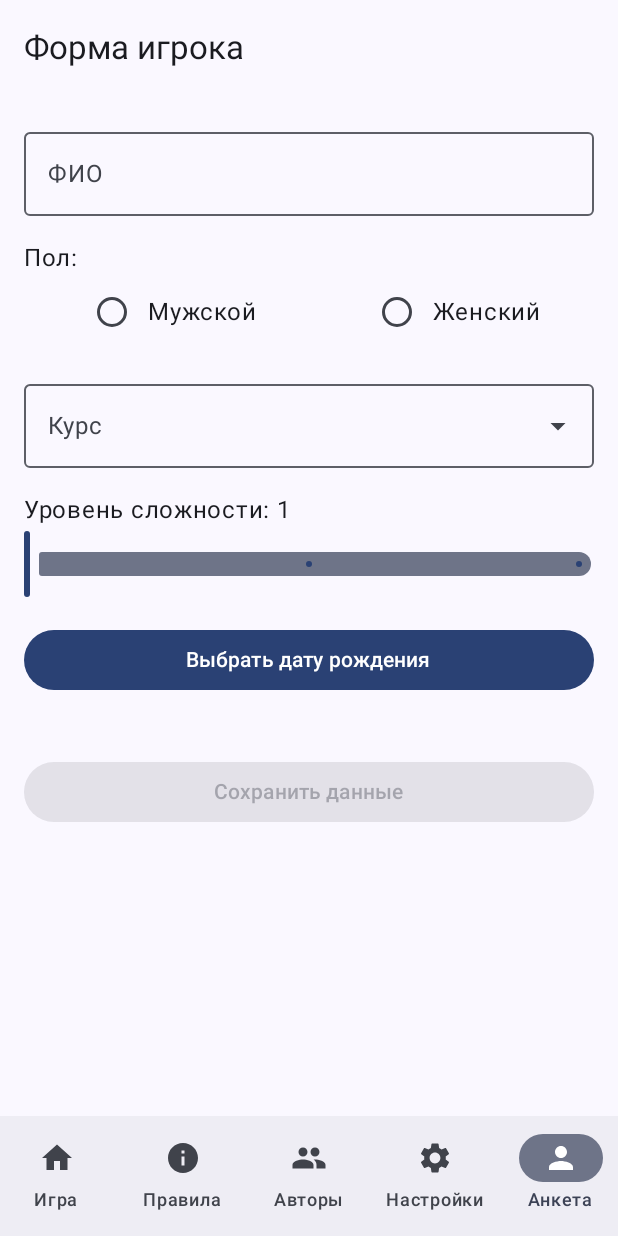
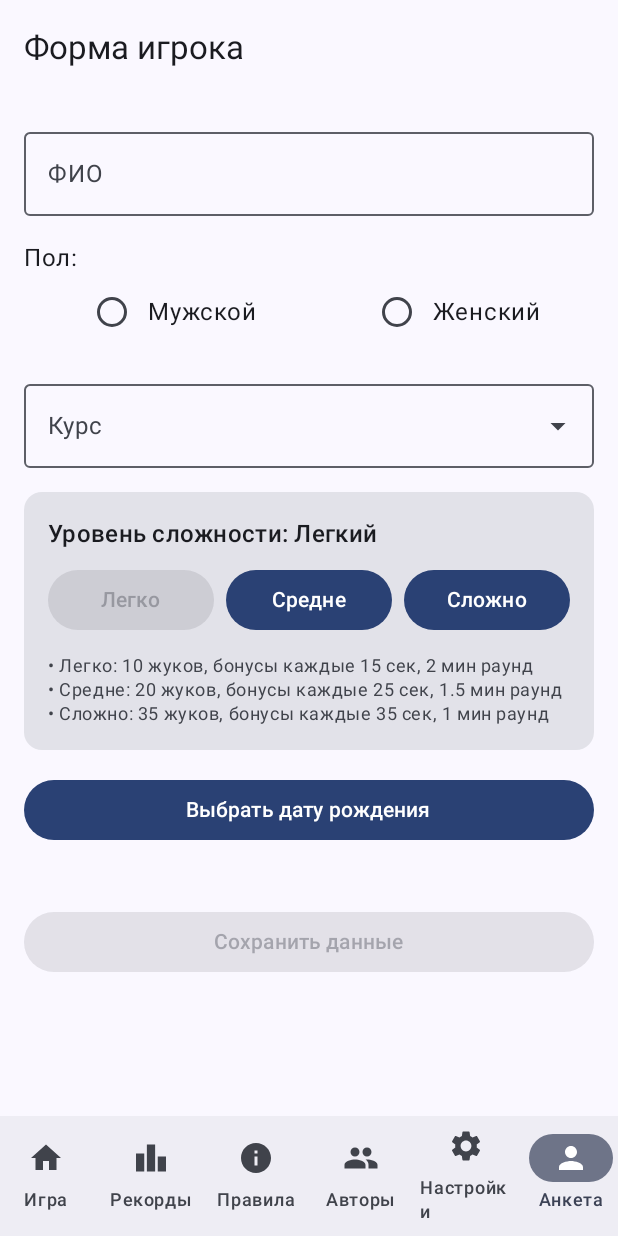
Before and after one commit to Porogiii/Android_zhuki, an Android app built with Jetpack Compose: the screen it shows after launch (MainActivity), on a phone screen of 412 x 824 dp. Run offline under Robolectric (Android 15) with nearby library versions, the phone set to English and light mode, and no system bars.

Commit message:
Compleated lab 5

```diff
--- a/app/src/main/java/com/example/zhuki/ui/screens/PlayerFormScreen.kt
+++ b/app/src/main/java/com/example/zhuki/ui/screens/PlayerFormScreen.kt
@@ -24,10 +24,9 @@ import androidx.compose.material3.ExposedDropdownMenuDefaults
 import androidx.compose.material3.MaterialTheme
 import androidx.compose.material3.OutlinedTextField
 import androidx.compose.material3.RadioButton
-import androidx.compose.material3.Slider
 import androidx.compose.material3.Scaffold
+import androidx.compose.material3.Text
 import androidx.compose.material3.TopAppBar
-import androidx.compose.material3.Text
 import androidx.compose.material3.TopAppBarDefaults
 import androidx.compose.runtime.Composable
 import androidx.compose.runtime.getValue
@@ -79,7 +78,6 @@ fun PlayerFormScreen(
                 .verticalScroll(rememberScrollState()),
             horizontalAlignment = Alignment.CenterHorizontally
         ) {
-            // ФИО
             OutlinedTextField(
                 value = player.fullName,
                 onValueChange = { onPlayerUpdate(player.copy(fullName = it)) },
@@ -89,7 +87,6 @@ fun PlayerFormScreen(
 
             Spacer(modifier = Modifier.height(16.dp))
 
-            // Пол
             Text("Пол:", modifier = Modifier.align(Alignment.Start))
             Row(
                 modifier = Modifier.fillMaxWidth(),
@@ -128,7 +125,6 @@ fun PlayerFormScreen(
 
             Spacer(modifier = Modifier.height(16.dp))
 
-            // Курс (выпадающий список)
             ExposedDropdownMenuBox(
                 expanded = expanded,
                 onExpandedChange = { expanded = !expanded }
@@ -162,19 +158,15 @@ fun PlayerFormScreen(
 
             Spacer(modifier = Modifier.height(16.dp))
 
-            // Уровень сложности
-            Text("Уровень сложности: ${player.difficultyLevel}", modifier = Modifier.align(Alignment.Start))
-            Slider(
-                value = player.difficultyLevel.toFloat(),
-                onValueChange = { onPlayerUpdate(player.copy(difficultyLevel = it.toInt())) },
-                valueRange = 1f..3f,
-                steps = 1,
-                modifier = Modifier.fillMaxWidth()
+            DifficultySection(
+                currentDifficulty = player.difficultyLevel,
+                onDifficultySelected = { difficulty ->
+                    onPlayerUpdate(player.copy(difficultyLevel = difficulty))
+                }
             )
 
             Spacer(modifier = Modifier.height(16.dp))
 
-            // Текущая выбранная дата
             if (player.zodiacSign.isNotEmpty()) {
                 Text(
                     text = "Выбранная дата: ${selectedDate.get(Calendar.DAY_OF_MONTH)}." +
@@ -184,7 +176,6 @@ fun PlayerFormScreen(
                 )
             }
 
-            // Кнопка выбора даты
             Button(
                 onClick = { showCalendarDialog = true },
                 modifier = Modifier.fillMaxWidth()
@@ -194,7 +185,6 @@ fun PlayerFormScreen(
 
             Spacer(modifier = Modifier.height(16.dp))
 
-            // Знак зодиака
             if (player.zodiacSign.isNotEmpty()) {
                 Card(modifier = Modifier.fillMaxWidth()) {
                     Column(
@@ -243,7 +233,6 @@ fun PlayerFormScreen(
 
             Spacer(modifier = Modifier.height(24.dp))
 
-            // Кнопка отправки
             Button(
                 onClick = { showResults = true },
                 modifier = Modifier.fillMaxWidth(),
@@ -255,7 +244,6 @@ fun PlayerFormScreen(
                 Text("Сохранить данные")
             }
 
-            // Отображение результатов
             if (showResults) {
                 Spacer(modifier = Modifier.height(24.dp))
                 Card(
@@ -269,7 +257,7 @@ fun PlayerFormScreen(
                         Text("ФИО: ${player.fullName}")
                         Text("Пол: ${player.gender}")
                         Text("Курс: ${player.course}")
-                        Text("Уровень сложности: ${player.difficultyLevel}")
+                        Text("Уровень сложности: ${getDifficultyText(player.difficultyLevel)}")
                         Text("Дата рождения: ${player.birthDate.get(Calendar.DAY_OF_MONTH)}." +
                                 "${player.birthDate.get(Calendar.MONTH) + 1}." +
                                 "${player.birthDate.get(Calendar.YEAR)}")
@@ -278,7 +266,6 @@ fun PlayerFormScreen(
                 }
             }
 
-            // Диалог выбора даты
             if (showCalendarDialog) {
                 AlertDialog(
                     onDismissRequest = { showCalendarDialog = false },
@@ -335,3 +322,64 @@ fun PlayerFormScreen(
         }
     }
 }
+
+@Composable
+fun DifficultySection(
+    currentDifficulty: Int,
+    onDifficultySelected: (Int) -> Unit
+) {
+    Card(modifier = Modifier.fillMaxWidth()) {
+        Column(modifier = Modifier.padding(16.dp)) {
+            Text(
+                "Уровень сложности: ${getDifficultyText(currentDifficulty)}",
+                style = MaterialTheme.typography.titleMedium
+            )
+            Spacer(modifier = Modifier.height(8.dp))
+
+            Row(
+                modifier = Modifier.fillMaxWidth(),
+                horizontalArrangement = Arrangement.spacedBy(8.dp)
+            ) {
+                Button(
+                    onClick = { onDifficultySelected(1) },
+                    modifier = Modifier.weight(1f),
+                    enabled = currentDifficulty != 1
+                ) {
+                    Text("Легко")
+                }
+                Button(
+                    onClick = { onDifficultySelected(2) },
+                    modifier = Modifier.weight(1f),
+                    enabled = currentDifficulty != 2
+                ) {
+                    Text("Средне")
+                }
+                Button(
+                    onClick = { onDifficultySelected(3) },
+                    modifier = Modifier.weight(1f),
+                    enabled = currentDifficulty != 3
+                ) {
+                    Text("Сложно")
+                }
+            }
+
+            Spacer(modifier = Modifier.height(12.dp))
+            Text(
+                text = "• Легко: 10 жуков, бонусы каждые 15 сек, 2 мин раунд\n" +
+                        "• Средне: 20 жуков, бонусы каждые 25 сек, 1.5 мин раунд\n" +
+                        "• Сложно: 35 жуков, бонусы каждые 35 сек, 1 мин раунд",
+                style = MaterialTheme.typography.bodySmall,
+                color = MaterialTheme.colorScheme.onSurfaceVariant
+            )
+        }
+    }
+}
+
+private fun getDifficultyText(level: Int): String {
+    return when (level) {
+        1 -> "Легкий"
+        2 -> "Средний"
+        3 -> "Сложный"
+        else -> "Неизвестно"
+    }
+}
```
Also changed, not shown: app/build.gradle.kts (+6 -1 lines), app/src/main/java/com/example/zhuki/MainScreen.kt (+40 -3 lines), app/src/main/java/com/example/zhuki/model/AppDatabase.kt (added, +34 -0 lines), app/src/main/java/com/example/zhuki/model/ScoreRecord.kt (added, +17 -0 lines), app/src/main/java/com/example/zhuki/model/ScoreRecordDao.kt (added, +20 -0 lines), app/src/main/java/com/example/zhuki/ui/screens/GameScreen.kt (+86 -18 lines), app/src/main/java/com/example/zhuki/ui/screens/RecordsScreen.kt (added, +169 -0 lines), 1 other file.
